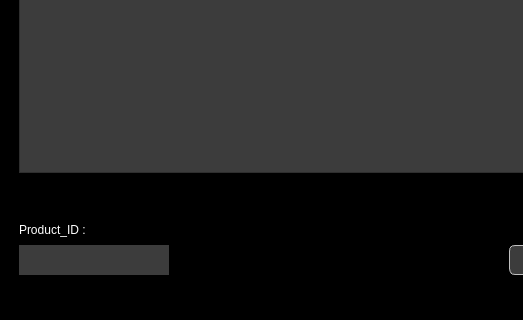
This is check/ui.ui in huangchenghan/database_project as Qt 5 draws it before an edit; both pictures show x 0 to 523 and y 164 to 484 of the 800 by 484 pixel window. The edited form follows.
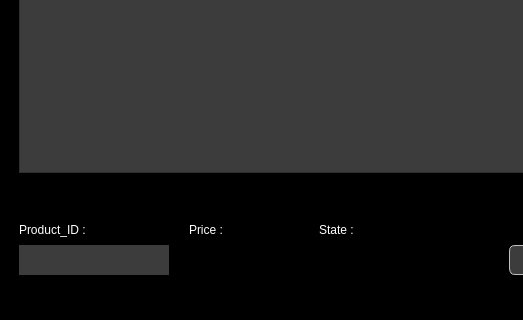
This is the edited form.

Commit message:
add two label
add two label

```diff
--- a/check/ui.ui
+++ b/check/ui.ui
@@ -157,6 +157,42 @@
         </rect>
        </property>
       </widget>
+      <widget class="QLabel" name="label">
+       <property name="geometry">
+        <rect>
+         <x>180</x>
+         <y>370</y>
+         <width>120</width>
+         <height>30</height>
+        </rect>
+       </property>
+       <property name="styleSheet">
+        <string notr="true">color: rgb(255, 255, 255);
+background-color: rgb(0, 0, 0);
+font: 12pt &quot;Rockwell&quot;; </string>
+       </property>
+       <property name="text">
+        <string>Price :</string>
+       </property>
+      </widget>
+      <widget class="QLabel" name="label_2">
+       <property name="geometry">
+        <rect>
+         <x>310</x>
+         <y>370</y>
+         <width>58</width>
+         <height>30</height>
+        </rect>
+       </property>
+       <property name="styleSheet">
+        <string notr="true">color: rgb(255, 255, 255);
+background-color: rgb(0, 0, 0);
+font: 12pt &quot;Rockwell&quot;; </string>
+       </property>
+       <property name="text">
+        <string>State :</string>
+       </property>
+      </widget>
      </widget>
     </item>
    </layout>
```
The commit also changes 1 other file.
